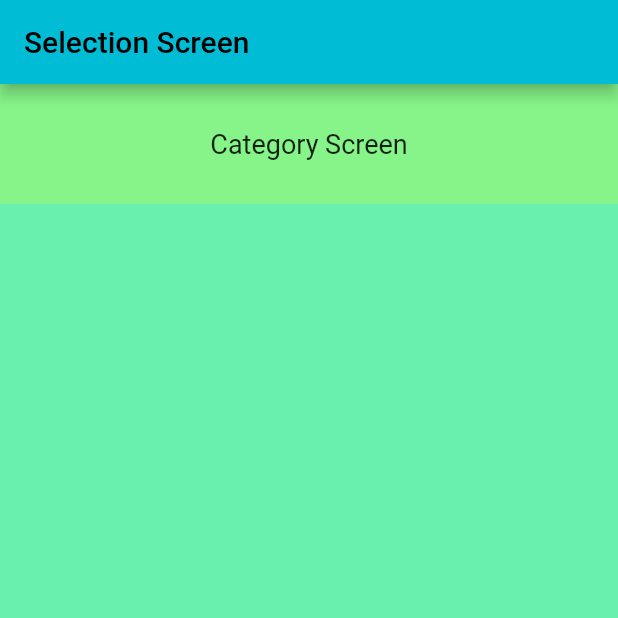
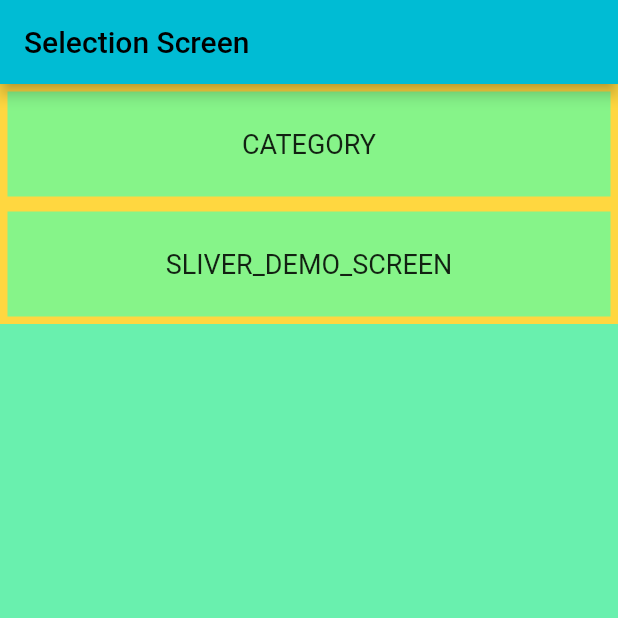
Before and after one commit to arunkumarchauhan/flutter_training_neosoft, a Flutter app: the screen it shows after launch, on a phone screen of 412 x 824 dp, the top half of it. Run offline on Flutter 3.47's test engine with Material 2 defaults, Android fonts, the phone set to English and light mode, and no system bars.

```diff
--- a/lib/main.dart
+++ b/lib/main.dart
@@ -1,5 +1,6 @@
 import 'package:flutter/material.dart';
 import 'package:training/screens/selection_screen.dart';
+import 'package:training/screens/slivers/sliver_screen.dart';
 import './screens/build_your_own_widget//category.dart';
 
 void main() {
@@ -18,7 +19,8 @@ class MyApp extends StatelessWidget {
       routes: {
         "/": ((context) => const SelectionScreen()),
         Category.url: (context) => const Category(),
-        SelectionScreen.url: (context) => const SelectionScreen()
+        SelectionScreen.url: (context) => const SelectionScreen(),
+        SliverScreen.url: (context) => const SliverScreen(),
       },
       theme: ThemeData(
           scaffoldBackgroundColor: Colors.greenAccent,
--- a/lib/screens/selection_screen.dart
+++ b/lib/screens/selection_screen.dart
@@ -1,5 +1,6 @@
 import 'package:flutter/material.dart';
 import 'package:training/screens/build_your_own_widget/category.dart';
+import 'package:training/screens/slivers/sliver_screen.dart';
 
 class SelectionScreen extends StatelessWidget {
   static const String url = "SELECTION_SCREEN";
@@ -11,28 +12,44 @@ class SelectionScreen extends StatelessWidget {
         appBar: AppBar(title: const Text("Selection Screen")),
         body: SingleChildScrollView(
           child: Column(
-            children: [
-              GestureDetector(
-                onTap: () {
-                  Navigator.pushNamed(context, Category.url);
-                },
-                child: Material(
-                  child: InkWell(
-                    splashColor: Colors.blueAccent,
-                    child: Container(
-                        color: const Color.fromARGB(255, 134, 244, 137),
-                        width: double.infinity,
-                        height: 80,
-                        alignment: Alignment.center,
-                        child: const Text(
-                          "Category Screen",
-                          style: TextStyle(fontSize: 18),
-                        )),
-                  ),
-                ),
+            children: const [
+              ScreenSelectionButton(
+                url: Category.url,
+              ),
+              ScreenSelectionButton(
+                url: SliverScreen.url,
               )
             ],
           ),
         ));
   }
 }
+
+class ScreenSelectionButton extends StatelessWidget {
+  const ScreenSelectionButton({Key? key, required this.url}) : super(key: key);
+  final String url;
+  @override
+  Widget build(BuildContext context) {
+    return GestureDetector(
+      onTap: () {
+        Navigator.pushNamed(context, url);
+      },
+      child: Material(
+        child: InkWell(
+          splashColor: Colors.blueAccent,
+          child: Container(
+            decoration: BoxDecoration( color: const Color.fromARGB(255, 134, 244, 137),
+            border: Border.all(color: Colors.amberAccent,width: 5)
+            ),
+              width: double.infinity,
+              height: 80,
+              alignment: Alignment.center,
+              child: Text(
+                url,
+                style: const TextStyle(fontSize: 18),
+              )),
+        ),
+      ),
+    );
+  }
+}
```
Also changed, not shown: lib/screens/build_your_own_widget/category.dart (+18 -3 lines), lib/screens/slivers/sliver_screen.dart (added, +62 -0 lines), lib/screens/slivers/widgets/delegate.dart (added, +35 -0 lines), lib/screens/slivers/widgets/sliver_header.dart (added, +17 -0 lines).
